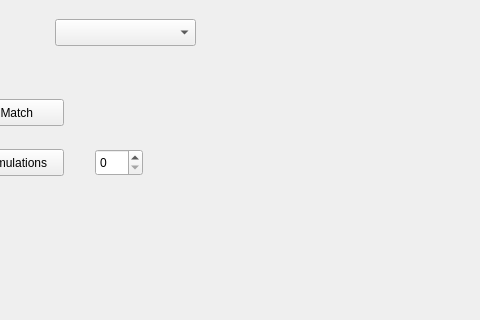
The window that MainWindow.ui (walsh06/BasketballManager) describes before a commit, drawn with Qt 5; both pictures show x 405 to 885 and y 121 to 441 of the 1200 by 800 pixel window.
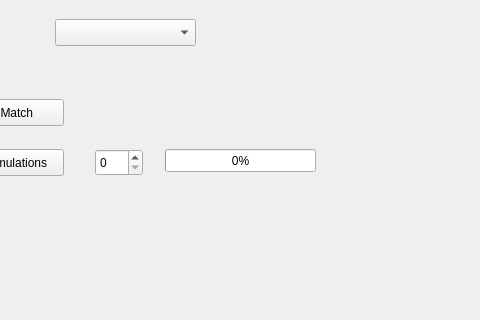
The same window after the commit. The open tabs and pages were chosen to show the change. Custom widgets are drawn as their Qt base class.

Commit message: Added progress bar to simming

What changed in the file:
```diff
--- a/MainWindow.ui
+++ b/MainWindow.ui
@@ -81,6 +81,22 @@
        </rect>
       </property>
      </widget>
+     <widget class="QProgressBar" name="simProgress">
+      <property name="geometry">
+       <rect>
+        <x>570</x>
+        <y>270</y>
+        <width>151</width>
+        <height>23</height>
+       </rect>
+      </property>
+      <property name="maximum">
+       <number>100</number>
+      </property>
+      <property name="value">
+       <number>0</number>
+      </property>
+     </widget>
     </widget>
    </widget>
   </widget>
```
The commit also changes 1 other file.
